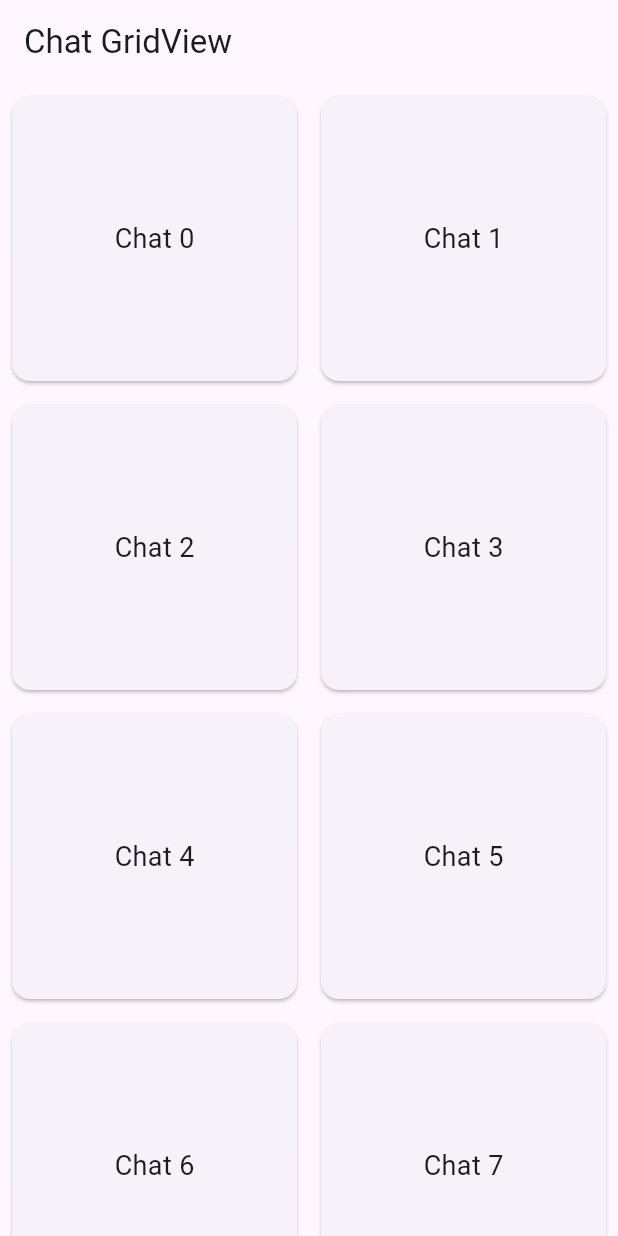
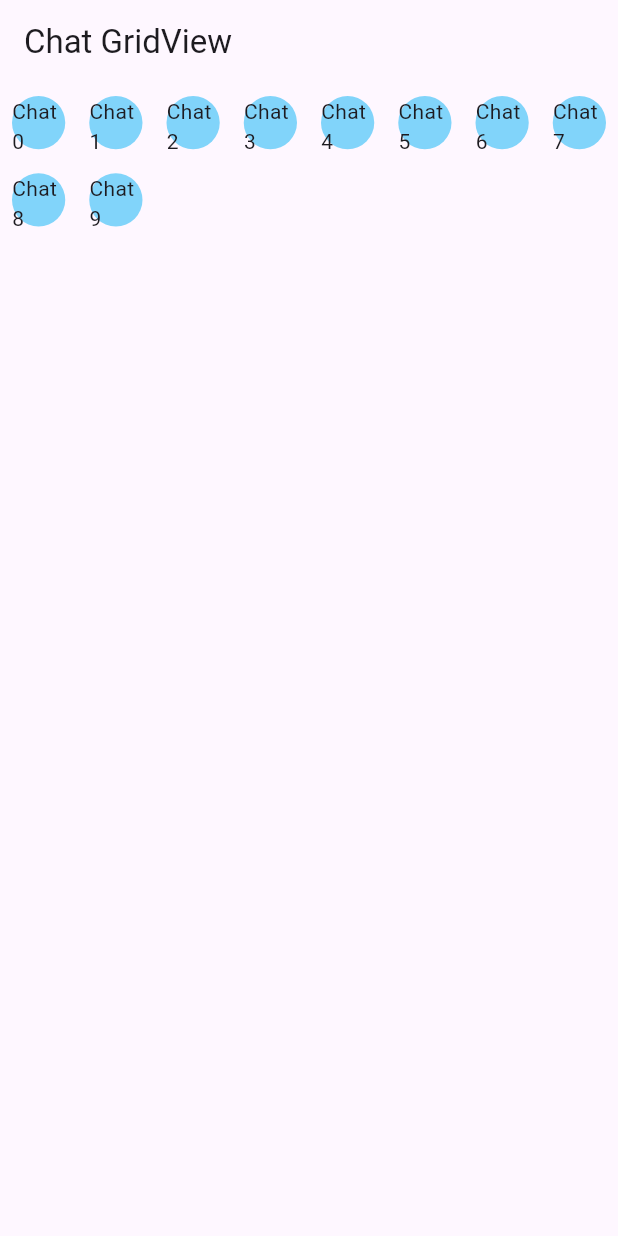
Before and after one commit to Sandavinay/westfile210224, a Flutter app: the screen it shows after launch, on a phone screen of 412 x 824 dp. Run offline on Flutter 3.47's test engine with Material 3 defaults, Android fonts, the phone set to English and light mode, and no system bars.

Commit message:
finish project

```diff
--- a/lib/main.dart
+++ b/lib/main.dart
@@ -23,9 +23,9 @@
   Widget build(BuildContext context) {
     return GridView.builder(
       gridDelegate: SliverGridDelegateWithFixedCrossAxisCount(
-        crossAxisCount: 2, // Set the number of columns in the grid
+        crossAxisCount: 8,
       ),
-      itemCount: 10, // Set the number of items in the grid
+      itemCount: 10,
       itemBuilder: (context, index) {
         return ChatItem(index: index);
       },
@@ -40,15 +40,18 @@
 
   @override
   Widget build(BuildContext context) {
-    return Card(
+    return Container(
       margin: EdgeInsets.all(8.0),
-      child: Padding(
-        padding: EdgeInsets.all(16.0),
-        child: Center(
-          child: Text(
-            'Chat $index',
-            style: TextStyle(fontSize: 18.0),
-          ),
+      width: 100.0, // Adjust the width as needed
+      height: 100.0, // Adjust the height as needed
+      decoration: BoxDecoration(
+        shape: BoxShape.circle,
+        color: Colors.lightBlue[200],
+      ),
+      child: Center(
+        child: Text(
+          'Chat $index',
+          style: TextStyle(fontSize: 14.0),
         ),
       ),
     );
```
Also changed, not shown: 1 other file.
